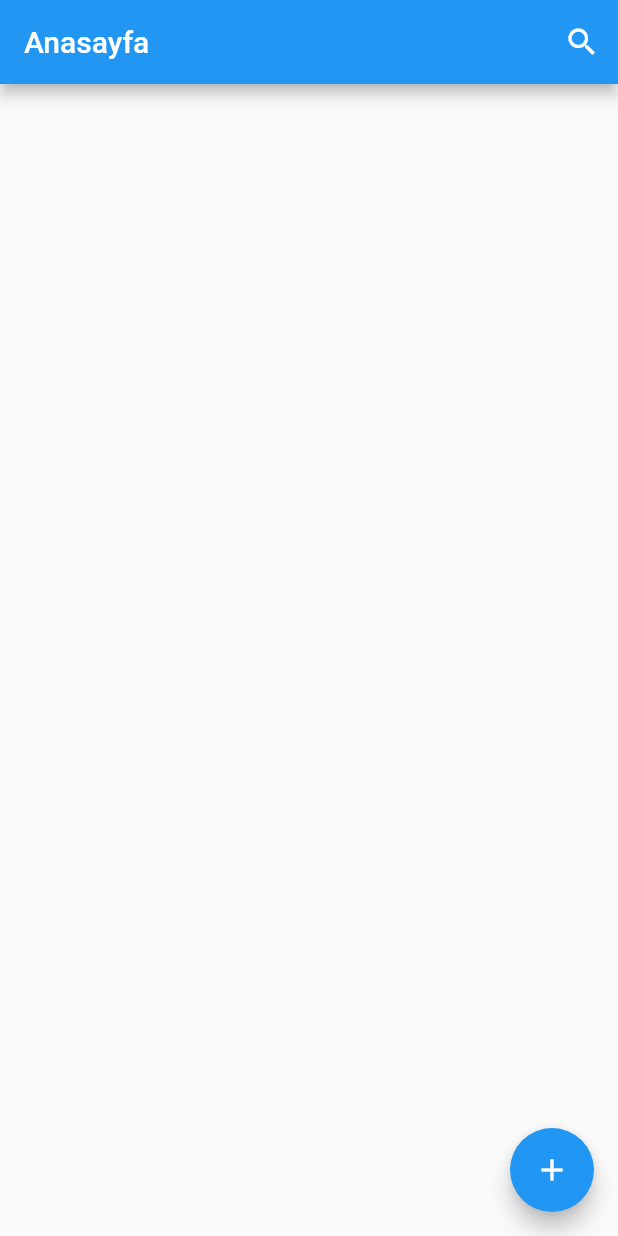
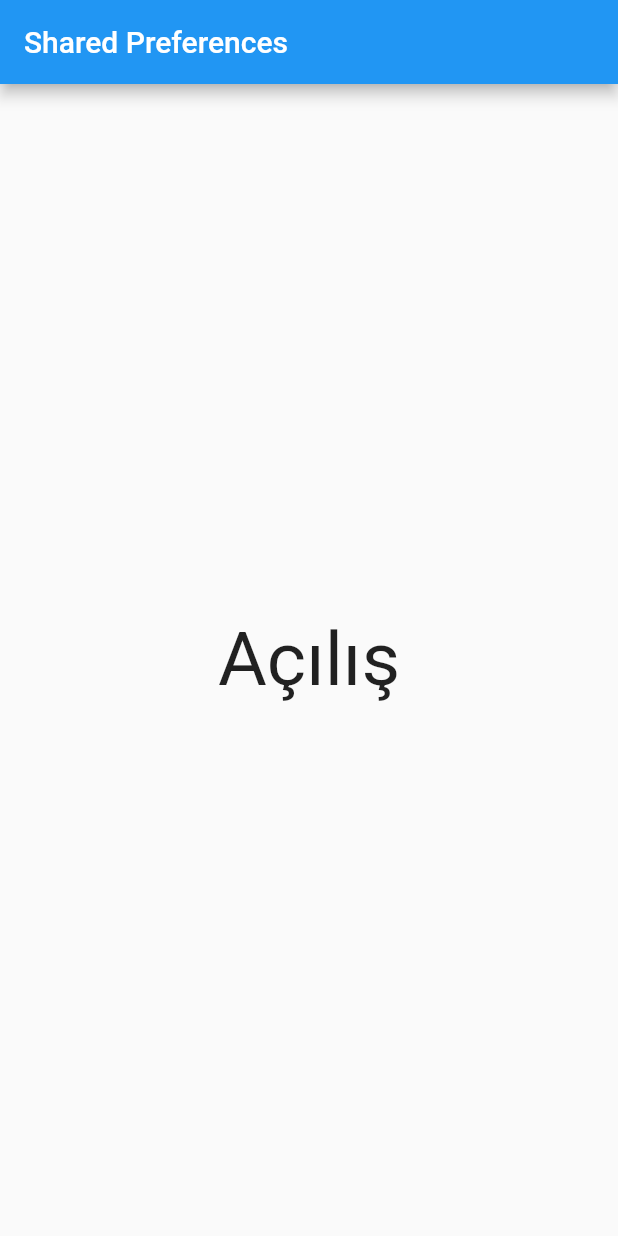
Before and after one commit to mucahitgok0/flutter_start_, a Flutter app: the screen it shows after launch, on a phone screen of 412 x 824 dp. Run offline on Flutter 3.47's test engine with Material 2 defaults, Android fonts, the phone set to English and light mode, and no system bars; our stand-ins replace cloud_firestore, firebase_core, flutter_bloc, shared_preferences; accounts and stored records are empty.

Commit message:
shared preferences kullanımıyla ilgili ornek yapıldı

```diff
--- a/lib/main.dart
+++ b/lib/main.dart
@@ -9,6 +9,7 @@ import 'package:flutter_dersleri/kisiler_uygulamasi/ui/cubit/kayit_sayfa_cubit.d
 import 'package:flutter_dersleri/kisiler_uygulamasi/ui/views/detay_sayfa.dart';
 import 'package:flutter_dersleri/sayfaGecis_sayac/sayac.dart';
 import 'package:flutter_dersleri/kullanici_etkilesimi/kullanici_etkilesimi_sayfa.dart';
+import 'package:flutter_dersleri/sp_kullanimi/home_page.dart';
 import 'package:flutter_dersleri/widget_kullanimi/anasayfa.dart';
 import 'package:flutter_dersleri/kisiler_uygulamasi/ui/views/anasayfa.dart';
 void main() async{
@@ -36,7 +37,7 @@ class MyApp extends StatelessWidget {
         theme: ThemeData(
           primarySwatch: Colors.blue,
         ),
-        home: const Anasyfa(),
+        home: const HomePage(),
       ),
     );
   }
--- /dev/null
+++ b/lib/sp_kullanimi/home_page.dart
@@ -0,0 +1,46 @@
+import 'package:flutter/material.dart';
+import 'package:shared_preferences/shared_preferences.dart';
+
+class HomePage extends StatefulWidget {
+  const HomePage({Key? key}) : super(key: key);
+
+  @override
+  State<HomePage> createState() => _HomePageState();
+}
+
+class _HomePageState extends State<HomePage> {
+
+  @override
+  void initState() {
+    super.initState();
+    test();
+  }
+
+  Future<void> test() async{
+    var sp = await SharedPreferences.getInstance();
+
+    //veri kaydı
+    sp.setString("ad","Ahmet");
+    //veri silme
+    sp.remove("ad");
+
+
+    //veri okuma
+    String gelenAd = sp.getString("ad") ?? "isim yok";
+    print("gelen ad: $gelenAd");
+  }
+
+  @override
+  Widget build(BuildContext context) {
+    return Scaffold(
+      appBar: AppBar(title: const Text("Shared Preferences"),),
+      body: Center(
+      child: Column(mainAxisAlignment: MainAxisAlignment.spaceEvenly,
+        children: [
+          Text("Açılış",style: TextStyle(fontSize: 50),),
+        ],
+      ),
+    ),
+    );
+  }
+}
--- a/pubspec.yaml
+++ b/pubspec.yaml
@@ -31,6 +31,7 @@ environment:
 dependencies:
   flutter:
     sdk: flutter
+  shared_preferences:
   flutter_bloc:
   firebase_core:
   cloud_firestore:
```
Also changed, not shown: pubspec.lock.
